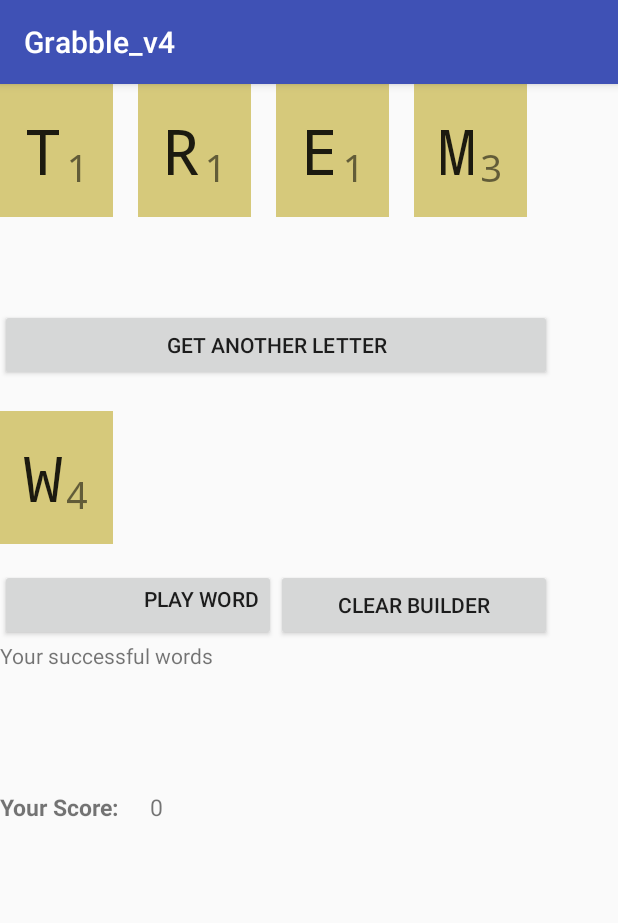
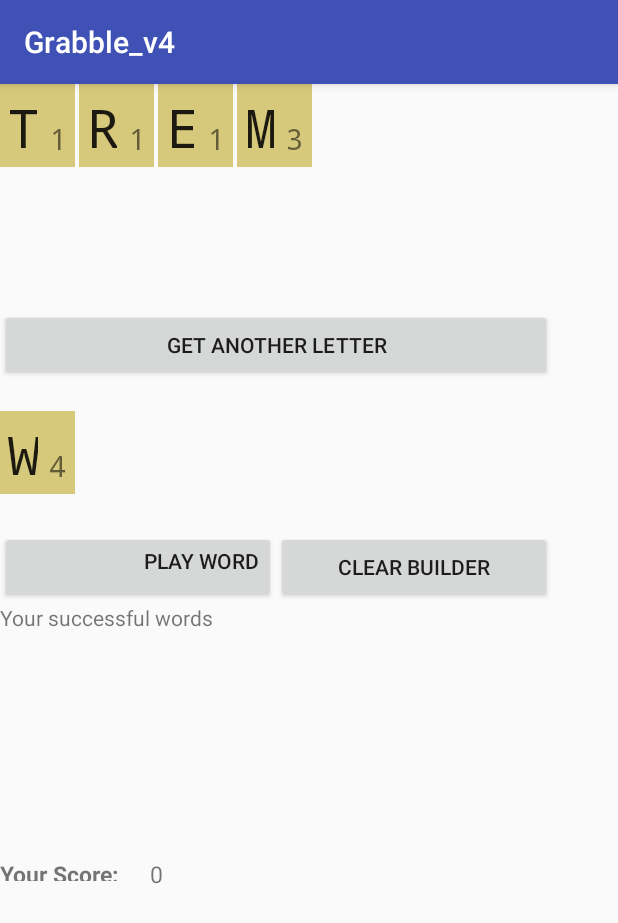
Before and after one commit to sharonelev/Grabble_v4, an Android app: the screen it shows after launch (MainActivity), after a tap on an icon or button, on a phone screen of 412 x 824 dp. Shown: the top 923 px of the screen. Run offline under Robolectric (Android 15) with nearby library versions, the phone set to English and light mode, and no system bars; 3 other taps on this screen came first.

Commit message:
myWords works. added position attribute to BaordAdapter- not tested yet

```diff
--- a/app/src/main/java/com/example/android/grabble_v4/BoardAdapter.java
+++ b/app/src/main/java/com/example/android/grabble_v4/BoardAdapter.java
@@ -25,18 +25,22 @@ public class BoardAdapter  extends RecyclerView.Adapter<BoardAdapter.LetterViewH
     List<SingleLetter> mBoard;
     ListItemClickListener mOnClickListener;
     int recyclerViewId;
+    int myWordPosition;
+
 
 
 
     public interface ListItemClickListener {
         // YOSSI explanation
+
         void onListItemClick(int view_id, int clickedItemIndex);
     }
 
-    public BoardAdapter(Context context, List<SingleLetter> list, ListItemClickListener listener, int recycler_id){
+    public BoardAdapter(Context context, List<SingleLetter> list, ListItemClickListener listener, int recycler_id, int wordPosition){
         mBoard = list;
       mOnClickListener =listener;
         recyclerViewId=recycler_id;
+        myWordPosition=wordPosition;
     };
     @Override
     public LetterViewHolder onCreateViewHolder(ViewGroup parent, int viewType) {
--- a/app/src/main/java/com/example/android/grabble_v4/MainActivity.java
+++ b/app/src/main/java/com/example/android/grabble_v4/MainActivity.java
@@ -9,6 +9,7 @@ import android.preference.Preference;
 import android.support.v7.app.AppCompatActivity;
 import android.os.Bundle;
 import android.support.v7.widget.GridLayoutManager;
+import android.support.v7.widget.LinearLayoutManager;
 import android.support.v7.widget.RecyclerView;
 import android.util.Log;
 import android.view.View;
@@ -16,6 +17,7 @@ import android.widget.ProgressBar;
 import android.widget.TextView;
 import android.widget.Toast;
 
+import com.example.android.grabble_v4.Utilities.GridSpacingItemDecoration;
 import com.example.android.grabble_v4.Utilities.NetworkUtils;
 import com.example.android.grabble_v4.data.SingleLetter;
 import com.example.android.grabble_v4.data.LetterBag;
@@ -36,19 +38,23 @@ import java.nio.charset.StandardCharsets;
 import java.util.ArrayList;
 import java.util.List;
 
-public class MainActivity extends AppCompatActivity  implements View.OnClickListener, BoardAdapter.ListItemClickListener {
+public class MainActivity extends AppCompatActivity  implements View.OnClickListener, BoardAdapter.ListItemClickListener{//, myWordsAdapter.ListWordClickListener {
 
     List<SingleLetter> bag = new ArrayList<SingleLetter>();
     List<SingleLetter> board = new ArrayList<SingleLetter>();
     List<SingleLetter> builder = new ArrayList<SingleLetter>();
+    List<List<SingleLetter>> myWords =new ArrayList<>();
     private BoardAdapter mBoardAdapter;
     private BoardAdapter mBuilderAdapter;
+    private myWordsAdapter mWordsAdapter;
     RecyclerView mBoardRecView;
     RecyclerView mBuilderRecView;
+    RecyclerView mMyWordsRecView;
     TextView wordReview;
     ProgressBar pBar;
     TextView mScore;
     int playerScore;
+    int currentWordPosition;
 
 
     @Override
@@ -63,24 +69,26 @@ public class MainActivity extends AppCompatActivity  implements View.OnClickList
         //RecycleView reference
         mBoardRecView = (RecyclerView) findViewById(R.id.scrabble_letter_list);
         mBuilderRecView = (RecyclerView) findViewById(R.id.word_builder_list);
+        mMyWordsRecView = (RecyclerView) findViewById(R.id.myWordsRecyclerView);
         //set Layout
-        GridLayoutManager gridLayoutManager = new GridLayoutManager(this, 4);
-        GridLayoutManager BuildergridLayoutManager = new GridLayoutManager(this, 4);
+        GridLayoutManager gridLayoutManager = new GridLayoutManager(this, 7);
+        GridLayoutManager BuilderGridLayoutManager = new GridLayoutManager(this, 7);
+        LinearLayoutManager linearLayout = new LinearLayoutManager(this);
+        mMyWordsRecView.setLayoutManager(linearLayout);
         mBoardRecView.setLayoutManager(gridLayoutManager);
-        mBuilderRecView.setLayoutManager(BuildergridLayoutManager);
+        mBuilderRecView.setLayoutManager(BuilderGridLayoutManager);
+      /*  int spacingInPixels = getResources().getDimensionPixelSize(R.id.scrabble_letter_list);
+        mBoardRecView.addItemDecoration(new GridSpacingItemDecoration(2, spacingInPixels, true, 0));*/
         newGame();
-    /*    String example =String.valueOf(list.get(79).getLetter()) +" value: "+ String.valueOf(list.get(5).getValue());
-        mLetterBag.setText(example);
-        Log.i("tag", "abc");
 
-    */
-
-        mBoardAdapter = new BoardAdapter(this, board, this, R.id.scrabble_letter_list);
+        mBoardAdapter = new BoardAdapter(this, board, this, R.id.scrabble_letter_list,0);
         mBoardRecView.setAdapter(mBoardAdapter);
 
-        mBuilderAdapter = new BoardAdapter(this, builder, this, R.id.word_builder_list);
+        mBuilderAdapter = new BoardAdapter(this, builder, this, R.id.word_builder_list,0);
         mBuilderRecView.setAdapter(mBuilderAdapter);
 
+        mWordsAdapter = new myWordsAdapter(this, myWords);
+        mMyWordsRecView.setAdapter(mWordsAdapter);
 
     }
 
@@ -145,7 +153,7 @@ public class MainActivity extends AppCompatActivity  implements View.OnClickList
                 //add dictionary check!
                 break;
             case R.id.clear_word:
-                clearBuilder(0); //0 = move letters back to board
+                clearBuilder();
                 break;
 
         }
@@ -171,21 +179,36 @@ public class MainActivity extends AppCompatActivity  implements View.OnClickList
                 mBoardAdapter.notifyDataSetChanged();
                 mBuilderAdapter.notifyDataSetChanged();
                 break;
-            case R.id.word_builder_list:
+            case R.id.word_builder_list: //what if it needs to be returned to myWords??
                 board.add(builder.get(clickedItemIndex));
                 builder.remove(builder.get(clickedItemIndex));
                 mBoardAdapter.notifyDataSetChanged();
                 mBuilderAdapter.notifyDataSetChanged();
                 break;
+            //first implement onClickListener to myWordsAdapter.
+           case R.id.myWordsRecyclerView:
+                builder.add(board.get(clickedItemIndex));
+                myWords.get(currentWordPosition).remove(clickedItemIndex);
+                mBuilderAdapter.notifyDataSetChanged();
+                mWordsAdapter.notifyDataSetChanged();
+
         }
 
     }
+/*
+    @Override
+    public void onWordItemClick(int clickedItemIndex) {
+        Log.i("onWord",String.valueOf(clickedItemIndex));
+        currentWordPosition=clickedItemIndex;
+    }
+    */
 
     public class WordValidator extends AsyncTask<URL, Void, String>
 
     {
         String checkWord;
         int tempScore;
+
         public WordValidator(String aWord, int tempAddScore) {
             checkWord = aWord;
             tempScore = tempAddScore;
@@ -201,11 +224,14 @@ public class MainActivity extends AppCompatActivity  implements View.OnClickList
         protected String doInBackground(URL... params) {
             URL searchUrl = params[0];
             String wordValidateResults = null;
-            try {
+            //return this when API works!
+           /*   try {
                 wordValidateResults = NetworkUtils.getResponseFromHttpUrl(searchUrl);
+
             } catch (IOException e) {
                 e.printStackTrace();
-            }
+            }*/
+            wordValidateResults="temp";
             return wordValidateResults;
         }
 
@@ -218,41 +244,39 @@ public class MainActivity extends AppCompatActivity  implements View.OnClickList
             // int valid=1;
             //   parseWordResult(wordValidateResults);
             String valid = null; //change to get the "scrabble" node , put in try catch incase no reply from server
-            try {
+            //return this when API works!
+           /* try {
                 valid = parseWordResult(wordValidateResults);
             } catch (IOException e) {
-                e.printStackTrace();
-            }
+                e.printStackTrace();*/
+                //remove this when API works!
+             valid="1"; {
                 wordReview.setText(valid);
 
-            if (valid.equals("0")){
+                if (valid.equals("0")) {
                     // wordReview.setText(wordValidateResults);
                     dialogWrongWord(checkWord);
-            }
-           else if (valid.equals("1")) {
+                } else if (valid.equals("1")) {
                     dialogCorrectWord(checkWord);
-                clearBuilder(1); //move letters to myWords
-
-                playerScore = playerScore +tempScore ;
-                mScore.setText(String.valueOf(playerScore));
-                // empty builder, pass to myWords. update score.
+                    List<SingleLetter> newWord = new ArrayList<>();
+                    //move letters to myWords
+                    addWordToMyWords(tempScore);
 
                 }
 
 
             }
         }
+    }
+    public void clearBuilder(){
+        int builder_size = builder.size();
 
-    public void clearBuilder(int wordDestination){
-        int builder_size = builder.size();
+
         for (int i = builder_size - 1; i >= 0; i--) {
 
-            if(wordDestination==0) {
+
                 board.add(builder.get(i));
-            }
-            if(wordDestination==1){
-                //move to myWords
-            }
+
                 builder.remove(builder.get(i));
 
         }
@@ -267,16 +291,42 @@ public class MainActivity extends AppCompatActivity  implements View.OnClickList
     }
 
     public void dialogCorrectWord(String word) {
+
         new AlertDialog.Builder(this).setTitle("Hurray")
                 .setMessage(word + " is great! Keep it up!")
-                .setNeutralButton("Oh Yeah!", null)
+                .setNeutralButton("Oh Yeah!", new DialogInterface.OnClickListener() {
+                    @Override
+                    public void onClick(DialogInterface dialogInterface, int i) {
+
+                       ;
+                    }
+                })
                 .setPositiveButton("See word definition", new DialogInterface.OnClickListener() {
                     @Override
                     public void onClick(DialogInterface dialogInterface, int i) {
+
                         //DICTIONARY from internet... With intent - activity WordDefinition -to be continued
                     }
                 }).create().show();
+
     }
+
+    public void addWordToMyWords(  int tempScore){
+
+        List<SingleLetter> newWord = new ArrayList<>();
+
+        //move letters to myWords
+
+        for (int i = 0; i < builder.size(); i++) {
+            newWord.add(i, builder.get(i));
+        }
+        builder.clear();
+        mBuilderAdapter.notifyDataSetChanged();;
+        myWords.add(newWord);
+        mWordsAdapter.notifyDataSetChanged();
+        playerScore = playerScore + tempScore;
+        mScore.setText(String.valueOf(playerScore));
+    };
 
 
     public String parseWordResult(String xmlString) throws IOException {
--- /dev/null
+++ b/app/src/main/java/com/example/android/grabble_v4/myWordsAdapter.java
@@ -0,0 +1,112 @@
+package com.example.android.grabble_v4;
+
+import android.content.ContentValues;
+import android.content.Context;
+import android.support.v7.widget.GridLayoutManager;
+import android.support.v7.widget.RecyclerView;
+import android.util.Log;
+import android.view.LayoutInflater;
+import android.view.View;
+import android.view.ViewGroup;
+
+import com.example.android.grabble_v4.data.SingleLetter;
+
+import java.util.ArrayList;
+import java.util.List;
+
+/**
+ * Created by user on 25/09/2017.
+ */
+
+public class myWordsAdapter extends RecyclerView.Adapter<myWordsAdapter.WordViewHolder> {
+    Context mContext;
+    List<List<SingleLetter>> myWords;
+ //   ListWordClickListener mOnClickListener;
+
+ /*   public interface ListWordClickListener {
+        // YOSSI explanation
+        void onWordItemClick(int clickedItemIndex);
+        ;
+    }*/
+
+    public  myWordsAdapter(Context context,  List<List<SingleLetter>> aWords){
+        mContext=context;
+        myWords=aWords;
+      //  mOnClickListener =listener;
+    }
+    @Override
+    public WordViewHolder onCreateViewHolder(ViewGroup parent, int viewType) {
+        Context context = parent.getContext();
+        int layoutIdForListItem = R.layout.my_words_list;
+        LayoutInflater inflater = LayoutInflater.from(context);
+        boolean shouldAttachToParentImmediately = false;
+
+        View view = inflater.inflate(layoutIdForListItem, parent, shouldAttachToParentImmediately);
+        myWordsAdapter.WordViewHolder viewHolder = new myWordsAdapter.WordViewHolder(view);
+
+        return viewHolder;
+    }
+
+    @Override
+    public void onBindViewHolder(WordViewHolder holder, int position)
+
+    {
+
+//        Log.i("on bind", myWords.get(position).get(1).getLetter_name());
+
+        if(myWords.get(position)==null){
+
+            return;}
+
+      holder.mList.addAll(myWords.get(position));
+
+        holder.eachWordRecView.setLayoutManager(holder.gridLayoutManager);
+        holder.mBoardAdapter = new BoardAdapter(mContext, holder.mList ,holder.listener, R.id.myWordsRecyclerView, position);
+        holder.eachWordRecView.setAdapter(holder.mBoardAdapter);
+
+
+    }
+
+    @Override
+    public int getItemCount() {
+        return myWords.size();
+    }
+
+    public class WordViewHolder extends RecyclerView.ViewHolder implements View.OnClickListener{
+            //, BoardAdapter.ListItemClickListener{
+        RecyclerView eachWordRecView;
+        BoardAdapter mBoardAdapter;
+        List<SingleLetter> mList = new ArrayList<>();
+       BoardAdapter.ListItemClickListener listener= new MainActivity();
+        GridLayoutManager gridLayoutManager = new GridLayoutManager(mContext,7);
+
+
+        public WordViewHolder(View itemView) {
+
+            super(itemView);
+            itemView.setOnClickListener(this);
+            eachWordRecView = (RecyclerView)itemView.findViewById(R.id.each_word);
+
+       /*     eachWordRecView.setLayoutManager(gridLayoutManager);
+            mBoardAdapter = new BoardAdapter(mContext, mList ,listener, R.id.myWordsRecyclerView, );
+            eachWordRecView.setAdapter(mBoardAdapter);*/
+        }
+
+        @Override
+        public void onClick(View view) { //never gets here.....
+            Log.i("WordAdapter","letter in word clicked");
+            int clickedPosition = getAdapterPosition();
+            //Object letterTag = view.getTag();
+
+            //mOnClickListener.onWordItemClick(clickedPosition);
+        }
+
+   /*     @Override
+        public void onListItemClick(int view_id, int clickedItemIndex) {
+            Log.i("WordAdapter","letter in word clicked- onListItemClick");
+            Log.i("clicked item",String.valueOf(clickedItemIndex));
+            Log.i("clicked word",String.valueOf(itemView.getId()));
+        }*/
+    }
+
+}
--- a/app/src/main/res/layout/activity_main.xml
+++ b/app/src/main/res/layout/activity_main.xml
@@ -23,7 +23,7 @@
 
         <android.support.v7.widget.RecyclerView
             android:layout_width="368dp"
-            android:layout_height="125dp"
+            android:layout_height="100dp"
          android:id="@+id/word_builder_list"
             android:paddingTop="20dp"
             app:layout_constraintTop_toBottomOf="@id/get_letter" />
@@ -47,15 +47,21 @@
             android:onClick="onClick"/>
         <TextView
             android:layout_width="368dp"
-            android:layout_height="100dp"
+            android:layout_height="20dp"
             android:text="Your successful words"
             android:id="@+id/success_words"
             app:layout_constraintTop_toBottomOf="@id/send_word" />
 
+        <android.support.v7.widget.RecyclerView
+            android:id="@+id/myWordsRecyclerView"
+            android:layout_width="368dp"
+            android:layout_height="150dp"
+
+            app:layout_constraintTop_toBottomOf="@id/success_words" />
         <TextView
             android:layout_width="100dp"
-            android:layout_height="30dp"
-            app:layout_constraintTop_toBottomOf="@id/success_words"
+            android:layout_height="15dp"
+            app:layout_constraintTop_toBottomOf="@id/myWordsRecyclerView"
             android:text="Your Score:"
             android:id="@+id/your_score_title"
             android:textStyle="bold"
@@ -68,7 +74,8 @@
             android:textSize="15sp"
             app:layout_constraintLeft_toRightOf="@id/your_score_title"
             android:text="0"
-            app:layout_constraintTop_toBottomOf="@id/success_words"/>
+            app:layout_constraintTop_toBottomOf="@id/myWordsRecyclerView"/>
+
 
 
 
--- a/app/src/main/res/layout/letter_on_board_view.xml
+++ b/app/src/main/res/layout/letter_on_board_view.xml
@@ -16,21 +16,21 @@
 -->
 <FrameLayout xmlns:android="http://schemas.android.com/apk/res/android"
     xmlns:tools="http://schemas.android.com/tools"
-    android:layout_width="75dp"
-    android:layout_height="wrap_content"
-    android:padding="16dp"
+    android:layout_width="50dp"
+    android:layout_height="55dp"
+    android:padding="5dp"
     android:background="#D6C97B"
     >
 
     <TextView
         android:id="@+id/scrabble_letter_name"
         style="@style/TextAppearance.AppCompat.Title"
-        android:layout_width="wrap_content"
+        android:layout_width="20dp"
         android:layout_height="wrap_content"
-        android:layout_gravity="center_vertical|start"
+        android:layout_gravity="top|left"
         android:fontFamily="monospace"
-        android:textSize="42sp"
-        tools:text="S" />
+        android:textSize="35sp"
+        tools:text="Q" />
 
 
     <TextView
@@ -40,8 +40,8 @@
         android:layout_gravity="bottom|right"
 
         android:fontFamily="monospace"
-        android:textSize="25sp"
-        tools:text="1" />
+        android:textSize="20sp"
+        tools:text="10" />
 
 
 </FrameLayout>
```
Also changed, not shown: app/src/main/java/com/example/android/grabble_v4/Utilities/GridSpacingItemDecoration.java (added, +56 -0 lines), app/src/main/res/layout/my_words_list.xml (added, +13 -0 lines). Lines whose indentation alone changed are shown as unchanged.
